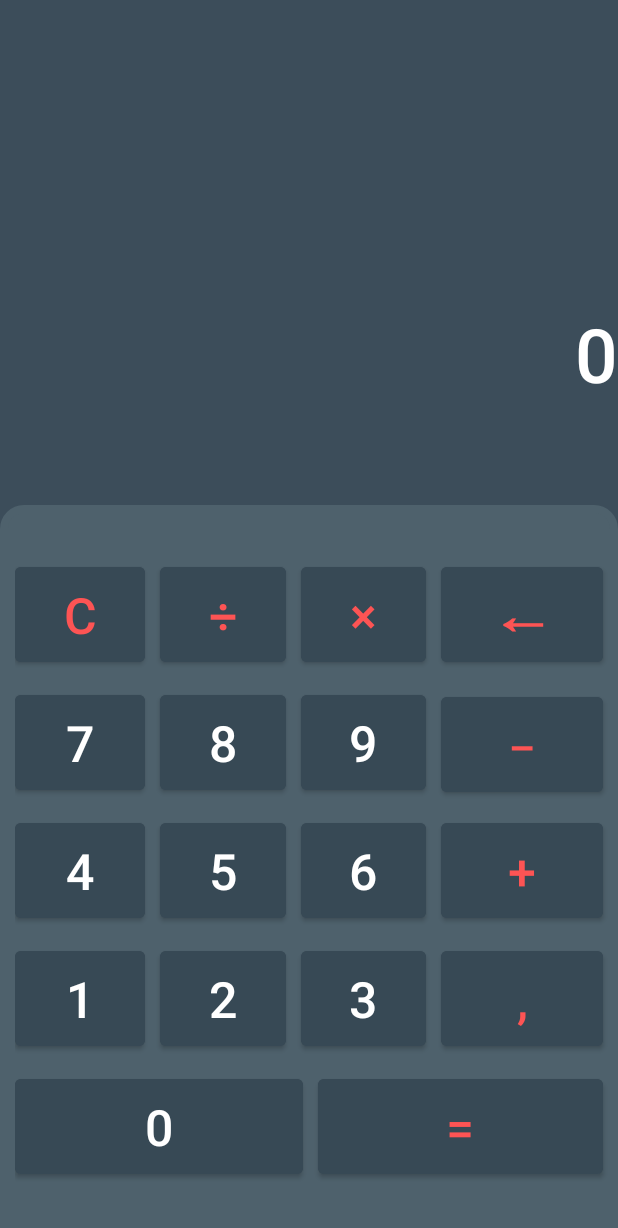
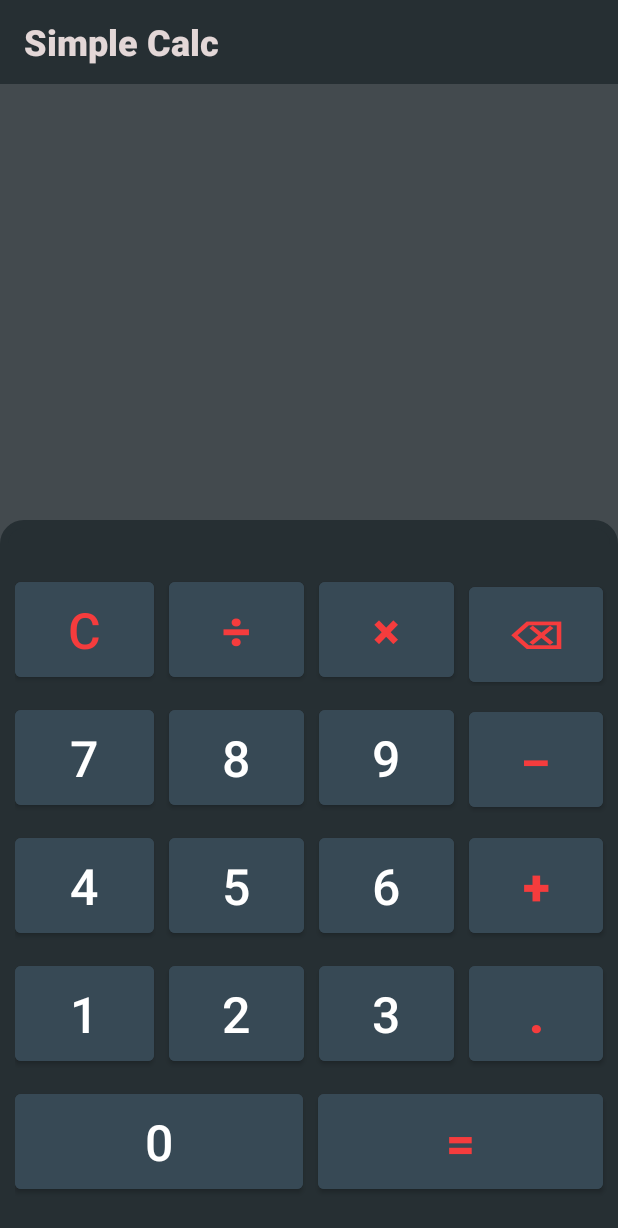
Before and after one commit to damianjasinski/AndroidCalc, an Android app: the screen it shows after launch (MainActivity), on a phone screen of 412 x 824 dp. Shown: the top 1228 px of the screen. Run offline under Robolectric (Android 15) with nearby library versions, the phone set to English and light mode, and no system bars.

Commit message:
Simple calc logic implemented

```diff
--- a/app/build.gradle
+++ b/app/build.gradle
@@ -28,7 +28,8 @@ android {
 }
 
 dependencies {
-
+// https://mvnrepository.com/artifact/net.objecthunter/exp4j
+    implementation 'net.objecthunter:exp4j:0.4.8'
     implementation 'androidx.appcompat:appcompat:1.3.0'
     implementation 'com.google.android.material:material:1.4.0'
     implementation 'androidx.constraintlayout:constraintlayout:2.0.4'
--- a/app/src/main/res/layout-land/activity_main.xml
+++ b/app/src/main/res/layout-land/activity_main.xml
@@ -6,7 +6,7 @@
     android:layout_width="match_parent"
     android:layout_height="match_parent"
     android:background="@color/black"
-    android:backgroundTint="#E4263947"
+    android:backgroundTint="#DF1F272C"
     android:contextClickable="false"
     tools:context=".MainActivity">
 
@@ -37,7 +37,7 @@
 
 
         android:background="#4E616C"
-        android:backgroundTint="#4E616C"
+        android:backgroundTint="#262F33"
         app:layout_constraintBottom_toBottomOf="parent"
         app:layout_constraintEnd_toEndOf="parent"
         app:layout_constraintHorizontal_bias="0.0"
@@ -65,8 +65,7 @@
                 android:text="@string/clear"
                 android:textColor="#FD5454"
                 android:textSize="25dp"
-                android:textStyle="bold"
-                />
+                android:textStyle="bold" />
 
             <Button
                 android:id="@+id/buttonDiv"
@@ -82,8 +81,7 @@
                 android:text="@string/divide"
                 android:textColor="#FD5454"
                 android:textSize="25dp"
-                android:textStyle="bold"
-                />
+                android:textStyle="bold" />
 
             <Button
                 android:id="@+id/buttonMul"
@@ -99,8 +97,7 @@
                 android:text="@string/mult"
                 android:textColor="#FD5454"
                 android:textSize="25dp"
-                android:textStyle="bold"
-                />
+                android:textStyle="bold" />
 
             <Button
                 android:id="@+id/buttonBack"
@@ -130,9 +127,9 @@
             <Button
                 android:id="@+id/buttonSeven"
                 android:layout_width="wrap_content"
-                android:layout_weight="1"
                 android:layout_height="wrap_content"
                 android:layout_marginRight="10dp"
+                android:layout_weight="1"
                 android:backgroundTint="#374955"
                 android:maxWidth="85dp"
                 android:maxHeight="52dp"
@@ -145,9 +142,9 @@
             <Button
                 android:id="@+id/buttonEight"
                 android:layout_width="wrap_content"
-                android:layout_weight="1"
                 android:layout_height="wrap_content"
                 android:layout_marginRight="10dp"
+                android:layout_weight="1"
                 android:backgroundTint="#374955"
                 android:maxWidth="85dp"
                 android:maxHeight="52dp"
@@ -160,9 +157,9 @@
             <Button
                 android:id="@+id/buttonNine"
                 android:layout_width="wrap_content"
-                android:layout_weight="1"
                 android:layout_height="wrap_content"
                 android:layout_marginRight="10dp"
+                android:layout_weight="1"
                 android:backgroundTint="#374955"
                 android:maxWidth="85dp"
                 android:maxHeight="52dp"
@@ -175,9 +172,9 @@
             <Button
                 android:id="@+id/buttonMinus"
                 android:layout_width="wrap_content"
-                android:layout_weight="1"
                 android:layout_height="wrap_content"
                 android:layout_marginRight="10dp"
+                android:layout_weight="1"
                 android:backgroundTint="#374955"
                 android:maxWidth="85dp"
                 android:maxHeight="52dp"
@@ -187,8 +184,7 @@
                 android:textColor="#FD5454"
                 android:textScaleX="1.8"
                 android:textSize="25dp"
-                android:textStyle="bold"
-                />
+                android:textStyle="bold" />
 
         </TableRow>
 
@@ -215,9 +211,9 @@
             <Button
                 android:id="@+id/buttonFive"
                 android:layout_width="wrap_content"
-                android:layout_weight="1"
                 android:layout_height="wrap_content"
                 android:layout_marginRight="10dp"
+                android:layout_weight="1"
                 android:backgroundTint="#374955"
                 android:maxWidth="85dp"
                 android:maxHeight="52dp"
@@ -230,9 +226,9 @@
             <Button
                 android:id="@+id/buttonSix"
                 android:layout_width="wrap_content"
-                android:layout_weight="1"
                 android:layout_height="wrap_content"
                 android:layout_marginRight="10dp"
+                android:layout_weight="1"
                 android:backgroundTint="#374955"
                 android:maxWidth="85dp"
                 android:maxHeight="52dp"
@@ -245,9 +241,9 @@
             <Button
                 android:id="@+id/buttonAdd"
                 android:layout_width="wrap_content"
-                android:layout_weight="1"
                 android:layout_height="wrap_content"
                 android:layout_marginRight="10dp"
+                android:layout_weight="1"
                 android:backgroundTint="#374955"
                 android:maxWidth="85dp"
                 android:maxHeight="52dp"
@@ -256,8 +252,7 @@
                 android:text="@string/plus"
                 android:textColor="#FD5454"
                 android:textSize="25dp"
-                android:textStyle="bold"
-                />
+                android:textStyle="bold" />
 
         </TableRow>
 
@@ -271,9 +266,9 @@
                 android:layout_width="wrap_content"
                 android:layout_height="wrap_content"
                 android:layout_marginRight="10dp"
+                android:layout_weight="1"
                 android:backgroundTint="#374955"
                 android:maxWidth="85dp"
-                android:layout_weight="1"
                 android:maxHeight="52dp"
                 android:minWidth="75dp"
                 android:minHeight="40dp"
@@ -284,9 +279,9 @@
             <Button
                 android:id="@+id/buttonTwo"
                 android:layout_width="wrap_content"
-                android:layout_weight="1"
                 android:layout_height="wrap_content"
                 android:layout_marginRight="10dp"
+                android:layout_weight="1"
                 android:backgroundTint="#374955"
                 android:maxWidth="85dp"
                 android:maxHeight="52dp"
@@ -299,9 +294,9 @@
             <Button
                 android:id="@+id/buttonThree"
                 android:layout_width="wrap_content"
-                android:layout_weight="1"
                 android:layout_height="wrap_content"
                 android:layout_marginRight="10dp"
+                android:layout_weight="1"
                 android:backgroundTint="#374955"
                 android:maxWidth="85dp"
                 android:maxHeight="52dp"
@@ -315,8 +310,8 @@
                 android:id="@+id/buttonComma"
                 android:layout_width="wrap_content"
                 android:layout_height="wrap_content"
+                android:layout_marginRight="10dp"
                 android:layout_weight="1"
-                android:layout_marginRight="10dp"
                 android:backgroundTint="#374955"
                 android:maxWidth="85dp"
                 android:maxHeight="52dp"
@@ -325,8 +320,7 @@
                 android:text="@string/comma"
                 android:textColor="#FD5454"
                 android:textSize="25dp"
-                android:textStyle="bold"
-                />
+                android:textStyle="bold" />
 
         </TableRow>
 
@@ -339,9 +333,9 @@
             <Button
                 android:id="@+id/buttonZero"
                 android:layout_width="wrap_content"
-                android:layout_weight="1"
                 android:layout_height="wrap_content"
                 android:layout_marginRight="10dp"
+                android:layout_weight="1"
                 android:backgroundTint="#374955"
                 android:maxWidth="85dp"
                 android:maxHeight="52dp"
@@ -354,9 +348,9 @@
             <Button
                 android:id="@+id/buttonEqual"
                 android:layout_width="wrap_content"
-                android:layout_weight="1"
                 android:layout_height="wrap_content"
                 android:layout_marginRight="10dp"
+                android:layout_weight="1"
                 android:backgroundTint="#374955"
                 android:maxWidth="85dp"
                 android:maxHeight="52dp"
@@ -365,8 +359,7 @@
                 android:text="@string/equals"
                 android:textColor="#FD5454"
                 android:textSize="25dp"
-                android:textStyle="bold"
-                />
+                android:textStyle="bold" />
 
         </TableRow>
 
--- a/app/src/main/res/layout/activity_main.xml
+++ b/app/src/main/res/layout/activity_main.xml
@@ -6,28 +6,50 @@
     android:layout_width="match_parent"
     android:layout_height="match_parent"
     android:background="@color/black"
-    android:backgroundTint="#E4263947"
+    android:backgroundTint="#D51F272C"
     android:contextClickable="false"
     tools:context=".MainActivity">
 
 
+    <androidx.appcompat.widget.Toolbar
+        android:id="@+id/toolbar"
+        android:layout_width="match_parent"
+        android:layout_height="wrap_content"
+        android:background="#262F33"
+        android:minHeight="?attr/actionBarSize"
+        app:layout_constraintBottom_toBottomOf="@+id/tableLayout"
+        app:layout_constraintTop_toTopOf="parent"
+        app:layout_constraintVertical_bias="0.0">
+
+        <TextView
+            android:layout_width="wrap_content"
+            android:layout_height="wrap_content"
+            android:fontFamily="sans-serif-black"
+            android:gravity="center_vertical"
+            android:text="@string/SimpleCalc"
+            android:textColor="#E3D7D7"
+            android:textSize="24sp"
+            tools:layout_editor_absoluteX="20dp"
+            tools:layout_editor_absoluteY="14dp" />
+
+    </androidx.appcompat.widget.Toolbar>
+
     <EditText
-        android:id="@+id/editTextNumber"
-        android:layout_width="0dp"
+        android:id="@+id/resultField"
+        android:layout_width="match_parent"
         android:layout_height="wrap_content"
+        android:layout_weight="1"
         android:background="@null"
         android:fontFamily="sans-serif-medium"
-        android:inputType="number"
-        android:text="0"
-        android:textAlignment="textEnd"
+        android:gravity="right"
+        android:textAlignment="gravity"
         android:textColor="#FFFFFF"
-        android:textSize="50dp"
+        android:textColorHint="#FFFFFF"
+        android:textSize="50sp"
         app:layout_constraintBottom_toTopOf="@+id/tableLayout"
-        app:layout_constraintEnd_toEndOf="parent"
-        app:layout_constraintHorizontal_bias="0.93"
-        app:layout_constraintStart_toStartOf="parent"
         app:layout_constraintTop_toTopOf="parent"
-        app:layout_constraintVertical_bias="0.75" />
+        app:layout_constraintVertical_bias="0.84000003"
+        tools:layout_editor_absoluteX="0dp" />
 
     <TableLayout
         android:id="@+id/tableLayout"
@@ -35,7 +57,7 @@
         android:layout_height="wrap_content"
         android:background="@drawable/layout_bg"
 
-        android:backgroundTint="#4E616C"
+        android:backgroundTint="#262F33"
         app:layout_constraintBottom_toBottomOf="parent"
         app:layout_constraintEnd_toEndOf="parent"
         app:layout_constraintStart_toStartOf="parent"
@@ -56,12 +78,17 @@
                 android:layout_marginRight="10dp"
                 android:layout_weight="1"
                 android:backgroundTint="#374955"
+                android:focusable="false"
+                android:focusableInTouchMode="true"
+                android:focusedByDefault="true"
+                android:fontFamily="sans-serif-medium"
                 android:maxWidth="100dp"
                 android:maxHeight="200dp"
                 android:minWidth="50dp"
                 android:minHeight="75dp"
+                android:onClick="onClickBtn"
                 android:text="@string/clear"
-                android:textColor="#FD5454"
+                android:textColor="#F3FF3C3C"
                 android:textSize="33dp" />
 
             <Button
@@ -71,12 +98,14 @@
                 android:layout_marginRight="10dp"
                 android:layout_weight="1"
                 android:backgroundTint="#374955"
+                android:fontFamily="sans-serif-black"
                 android:maxWidth="100dp"
                 android:maxHeight="200dp"
                 android:minWidth="50dp"
                 android:minHeight="75dp"
+                android:onClick="onClickBtn"
                 android:text="@string/divide"
-                android:textColor="#FD5454"
+                android:textColor="#F3FF3C3C"
                 android:textSize="33dp" />
 
             <Button
@@ -86,12 +115,14 @@
                 android:layout_marginRight="10dp"
                 android:layout_weight="1"
                 android:backgroundTint="#374955"
+                android:fontFamily="sans-serif-black"
                 android:maxWidth="100dp"
                 android:maxHeight="200dp"
                 android:minWidth="50dp"
                 android:minHeight="75dp"
+                android:onClick="onClickBtn"
                 android:text="@string/mult"
-                android:textColor="#FD5454"
+                android:textColor="#F3FF3C3C"
                 android:textSize="33dp" />
 
             <Button
@@ -101,15 +132,17 @@
                 android:layout_marginRight="10dp"
                 android:layout_weight="1"
                 android:backgroundTint="#374955"
-                android:maxWidth="100dp"
+                android:fontFamily="sans-serif-black"
+                android:maxWidth="50dp"
                 android:maxHeight="200dp"
                 android:minWidth="50dp"
                 android:minHeight="75dp"
+                android:onClick="onClickBtn"
                 android:text="@string/backspace"
                 android:textAllCaps="true"
-                android:textColor="#FD5454"
+                android:textColor="#F3FF3C3C"
                 android:textScaleX="1.3"
-                android:textSize="33dp"
+                android:textSize="25dp"
                 android:textStyle="bold" />
 
         </TableRow>
@@ -131,6 +164,7 @@
                 android:maxHeight="200dp"
                 android:minWidth="50dp"
                 android:minHeight="75dp"
+                android:onClick="onClickBtn"
                 android:text="@string/seven"
                 android:textColor="#FFFFFF"
                 android:textSize="33dp" />
@@ -146,6 +180,7 @@
                 android:maxHeight="200dp"
                 android:minWidth="50dp"
                 android:minHeight="75dp"
+                android:onClick="onClickBtn"
                 android:text="@string/eight"
                 android:textColor="#FFFFFFFF"
                 android:textSize="33dp" />
@@ -161,6 +196,7 @@
                 android:maxHeight="200dp"
                 android:minWidth="50dp"
                 android:minHeight="75dp"
+                android:onClick="onClickBtn"
                 android:text="@string/nine"
                 android:textColor="#FFFFFFFF"
                 android:textSize="33dp" />
@@ -172,12 +208,14 @@
                 android:layout_marginRight="10dp"
                 android:layout_weight="1"
                 android:backgroundTint="#374955"
-                android:maxWidth="100dp"
+                android:fontFamily="sans-serif-black"
+                android:maxWidth="50dp"
                 android:maxHeight="200dp"
                 android:minWidth="50dp"
                 android:minHeight="75dp"
+                android:onClick="onClickBtn"
                 android:text="@string/minus"
-                android:textColor="#FD5454"
+                android:textColor="#F3FF3C3C"
                 android:textScaleX="1.8"
                 android:textSize="30dp" />
 
@@ -200,6 +238,7 @@
                 android:maxHeight="200dp"
                 android:minWidth="50dp"
                 android:minHeight="75dp"
+                android:onClick="onClickBtn"
                 android:text="@string/four"
                 android:textColor="#FFFFFFFF"
                 android:textSize="33dp" />
@@ -215,6 +254,7 @@
                 android:maxHeight="200dp"
                 android:minWidth="50dp"
                 android:minHeight="75dp"
+                android:onClick="onClickBtn"
                 android:text="@string/five"
                 android:textColor="#FFFFFFFF"
                 android:textSize="33dp" />
@@ -230,6 +270,7 @@
                 android:maxHeight="200dp"
                 android:minWidth="50dp"
                 android:minHeight="75dp"
+                android:onClick="onClickBtn"
                 android:text="@string/six"
                 android:textColor="#FFFFFFFF"
                 android:textSize="33dp" />
@@ -241,12 +282,14 @@
                 android:layout_marginRight="10dp"
                 android:layout_weight="1"
                 android:backgroundTint="#374955"
+                android:fontFamily="sans-serif-black"
                 android:maxWidth="100dp"
                 android:maxHeight="200dp"
                 android:minWidth="50dp"
                 android:minHeight="75dp"
+                android:onClick="onClickBtn"
                 android:text="@string/plus"
-                android:textColor="#FD5454"
+                android:textColor="#F3FF3C3C"
                 android:textSize="33dp" />
 
         </TableRow>
@@ -268,6 +311,7 @@
                 android:maxHeight="200dp"
                 android:minWidth="50dp"
                 android:minHeight="75dp"
+                android:onClick="onClickBtn"
                 android:text="@string/one"
                 android:textColor="#FFFFFFFF"
                 android:textSize="33dp" />
@@ -283,6 +327,7 @@
                 android:maxHeight="200dp"
                 android:minWidth="50dp"
                 android:minHeight="75dp"
+                android:onClick="onClickBtn"
                 android:text="@string/two"
                 android:textColor="#FFFFFFFF"
                 android:textSize="33dp" />
@@ -298,6 +343,7 @@
                 android:maxHeight="200dp"
                 android:minWidth="50dp"
                 android:minHeight="75dp"
+                android:onClick="onClickBtn"
                 android:text="@string/three"
                 android:textColor="#FFFFFFFF"
                 android:textSize="33dp" />
@@ -309,12 +355,14 @@
                 android:layout_marginRight="10dp"
                 android:layout_weight="1"
                 android:backgroundTint="#374955"
+                android:fontFamily="sans-serif-black"
                 android:maxWidth="100dp"
                 android:maxHeight="100dp"
                 android:minWidth="50dp"
                 android:minHeight="75dp"
+                android:onClick="onClickBtn"
                 android:text="@string/comma"
-                android:textColor="#FD5454"
+                android:textColor="#F3FF3C3C"
                 android:textSize="33dp" />
 
         </TableRow>
@@ -324,7 +372,7 @@
             android:layout_width="match_parent"
             android:layout_height="match_parent"
             android:layout_marginLeft="10dp"
-            android:layout_marginBottom="35dp">
+            android:layout_marginBottom="25dp">
 
             <Button
                 android:id="@+id/buttonZero"
@@ -337,6 +385,7 @@
                 android:maxHeight="200dp"
                 android:minWidth="50dp"
                 android:minHeight="75dp"
+                android:onClick="onClickBtn"
                 android:text="@string/zero"
                 android:textColor="#FFFFFFFF"
                 android:textSize="33dp" />
@@ -348,12 +397,14 @@
                 android:layout_marginRight="10dp"
                 android:layout_weight="1"
                 android:backgroundTint="#374955"
+                android:fontFamily="sans-serif-black"
                 android:maxWidth="100dp"
                 android:maxHeight="200dp"
                 android:minWidth="50dp"
                 android:minHeight="75dp"
+                android:onClick="onClickBtn"
                 android:text="@string/equals"
-                android:textColor="#FD5454"
+                android:textColor="#F3FF3C3C"
                 android:textSize="33dp" />
 
         </TableRow>
--- a/app/src/main/res/values/strings.xml
+++ b/app/src/main/res/values/strings.xml
@@ -10,16 +10,17 @@
     <string name="seven">7</string>
     <string name="eight">8</string>
     <string name="nine">9</string>
-
     <string name="clear">C</string>
     <string name="divide">÷</string>
     <string name="mult">×</string>
-    <string name="backspace">←</string>
+    <string name="backspace">\u232b</string>
     <string name="minus">-</string>
     <string name="plus">+</string>
     <string name="equals">=</string>
-    <string name="comma">,</string>
+    <string name="comma">.</string>
     <string name="percent">%</string>
+    <string name="result">0</string>
+    <string name="SimpleCalc">Simple Calc </string>
 
 
 </resources>
--- a/build.gradle
+++ b/build.gradle
@@ -2,6 +2,7 @@
 plugins {
     id 'com.android.application' version '7.1.2' apply false
     id 'com.android.library' version '7.1.2' apply false
+
 }
 
 task clean(type: Delete) {
```
Also changed, not shown: app/src/main/java/com/example/calc/MainActivity.java (+81 -0 lines).
